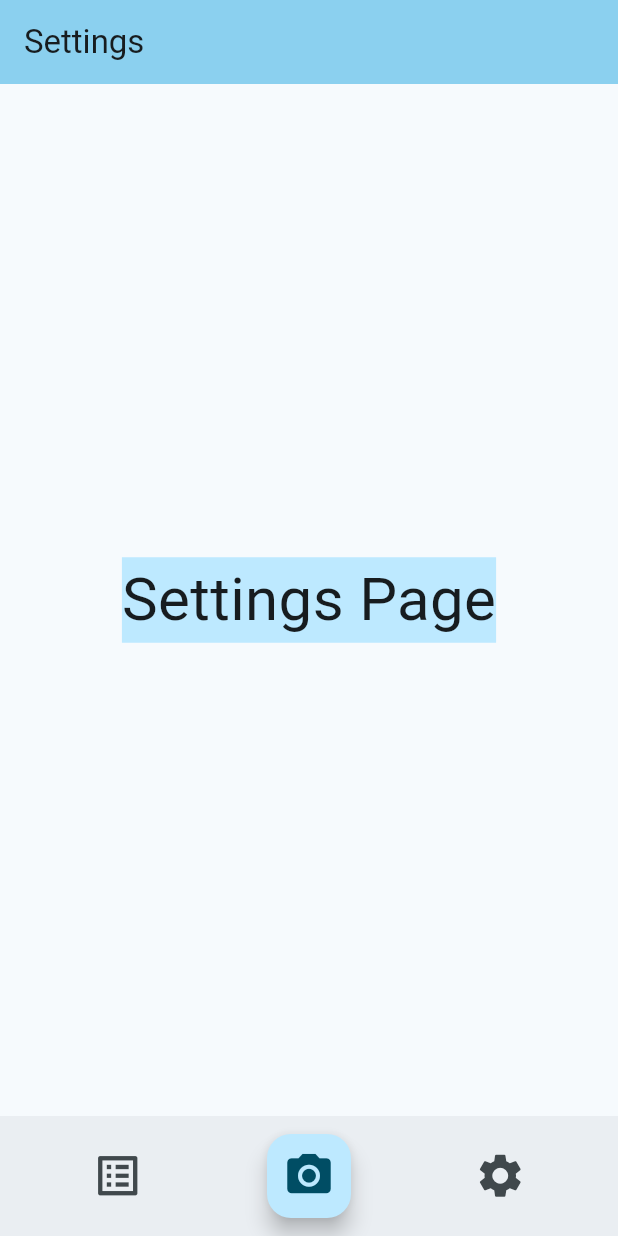
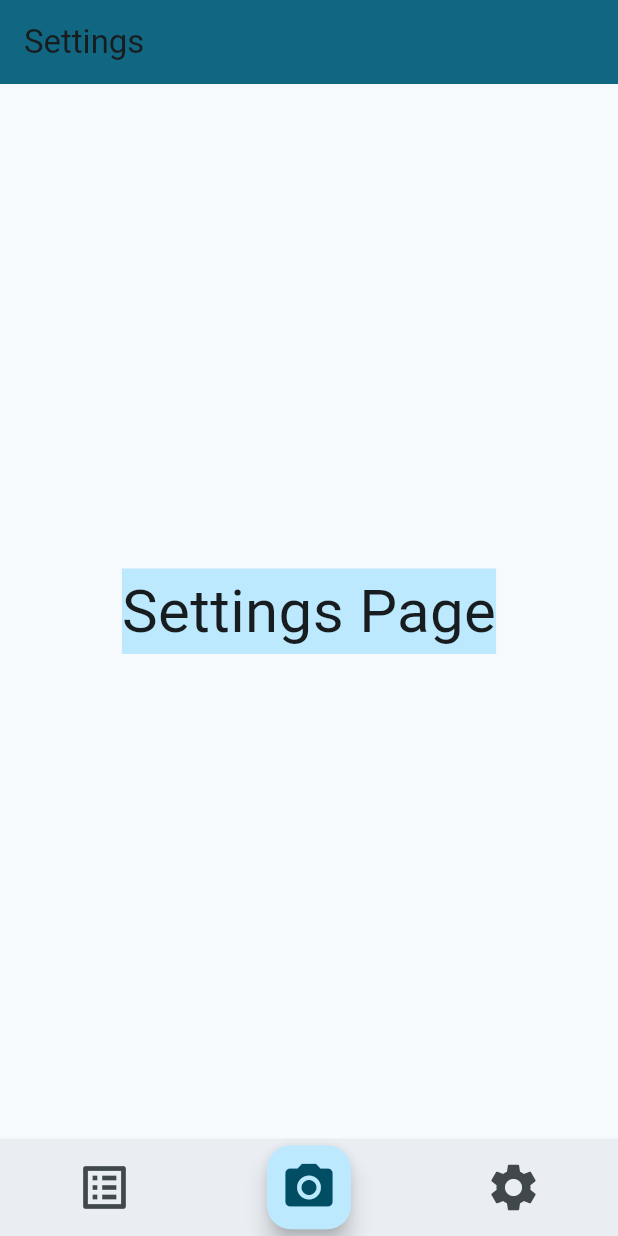
Before and after one commit to pccampbell/ml-espresso-app, a Flutter app: the screen it shows after launch, after a tap on the "photo camera" icon, after a tap on the "settings" icon, on a phone screen of 412 x 824 dp. Run offline on Flutter 3.47's test engine with Material 2 defaults, Android fonts, the light colour scheme and no system bars; our stand-ins replace camera; missing offline and left inert: tflite_flutter.

Commit message:
Editing camera page, bottom app bar, and color scheme

```diff
--- a/lib/main.dart
+++ b/lib/main.dart
@@ -57,7 +57,7 @@ class _MyHomePageState extends State<MyHomePage> {
 
     return Scaffold(
       appBar: AppBar(
-        backgroundColor: Theme.of(context).colorScheme.inversePrimary,
+        backgroundColor: Theme.of(context).colorScheme.primary,
         title: Text(titleText),
       ),
       body: Center(
@@ -67,32 +67,32 @@ class _MyHomePageState extends State<MyHomePage> {
         ),
       ),
       bottomNavigationBar: BottomAppBar(
+        padding: EdgeInsets.all(2.0),
+        height: 65,
         child: Row(
           mainAxisAlignment: MainAxisAlignment.spaceAround,
           children: [
-            // Spacer(),
             IconButton(
-                icon: Icon(Icons.list_alt, size: 35),
+                icon: Icon(Icons.list_alt, size: 38),
                 onPressed: () {
                   setState(() {
                     selectedPageIndex = 0;
                   });
                 }),
             FloatingActionButton(
-                child: Icon(Icons.photo_camera, size: 35),
-                onPressed: () {
-                  setState(() {
-                    selectedPageIndex = 1;
-                  });
-                }),
+              child: Icon(Icons.photo_camera, size: 38),
+              onPressed: () {
+                setState(() {
+                  selectedPageIndex = 1;
+                });
+              }),
             IconButton(
-                icon: Icon(Icons.settings, size: 35),
+                icon: Icon(Icons.settings, size: 38),
                 onPressed: () {
                   setState(() {
                     selectedPageIndex = 2;
                   });
                 }),
-            // Spacer(),
           ],
         ),
       ),
--- a/lib/pages/camera.dart
+++ b/lib/pages/camera.dart
@@ -1,6 +1,8 @@
 import 'package:camera/camera.dart';
 import 'package:flutter/material.dart';
 import 'package:path_provider/path_provider.dart';
+import 'package:tflite_flutter/tflite_flutter.dart';
+
 
 class CameraPage extends StatefulWidget {
   @override
@@ -37,18 +39,27 @@ class _CameraPageState extends State<CameraPage> {
     });
   }
 
+  // Future<void> _loadModel() async {
+  //   String res = await Tflite.loadModel(
+  //     model: 'assets/model.tflite',
+  //     labels: 'assets/labels.txt',
+  //   );
+  // }
+
   void _startStopImageStream() {
     print("button pressed");
-    // if (isCamerasInitialized) {
-    //   if (_controller.value.isStreamingImages) {
-    //     _controller.stopImageStream();
-    //   } else {
-    //     _controller.startImageStream((CameraImage image) {
-    //       // Process the camera frame with your TFLite model here
-    //       _runModel(image);
-    //     });
-    //   }
-    // }
+    if (isCamerasInitialized) {
+      if (_controller.value.isStreamingImages) {
+        _controller.stopImageStream();
+        setState(() {});
+      } else {
+        _controller.startImageStream((CameraImage image) {
+          // Process the camera frame with your TFLite model here
+          // _runModel(image);
+          setState(() {});
+        });
+      }
+    }
   }
 
   @override
@@ -73,10 +84,21 @@ class _CameraPageState extends State<CameraPage> {
             );
           },
         ),
+        if (_controller.value.isStreamingImages)
+          Center(
+            child: Text(
+              'Processing Image Stream...',
+              style: TextStyle(
+                fontSize: 24,
+                fontWeight: FontWeight.bold,
+                color: Colors.black,
+              ),
+            ),
+          ),
         Positioned(
-          bottom: 20.0,
-          left: 20.0,
-          right: 20.0,
+          bottom: 10.0,
+          left: 80.0,
+          right: 80.0,
           child: ElevatedButton(
             onPressed: _startStopImageStream,
             child: Text(_controller.value.isStreamingImages ? 'Stop Image Stream' : 'Start Image Stream'),
--- a/lib/pages/logs.dart
+++ b/lib/pages/logs.dart
@@ -15,7 +15,8 @@ class LogsPage extends StatelessWidget {
     return ListView(
       shrinkWrap: true,
       children: [
-        Padding(
+        Container(
+          color: Theme.of(context).colorScheme.primaryContainer,
           padding: const EdgeInsets.all(15),
           child: Text('Diddle'),
         ),
--- a/pubspec.yaml
+++ b/pubspec.yaml
@@ -64,8 +64,7 @@ flutter:
 
   # To add assets to your application, add an assets section, like this:
   # assets:
-  #   - images/a_dot_burr.jpeg
-  #   - images/a_dot_ham.jpeg
+
 
   # An image asset can refer to one or more resolution-specific "variants", see
   # https://flutter.dev/assets-and-images/#resolution-aware
```
